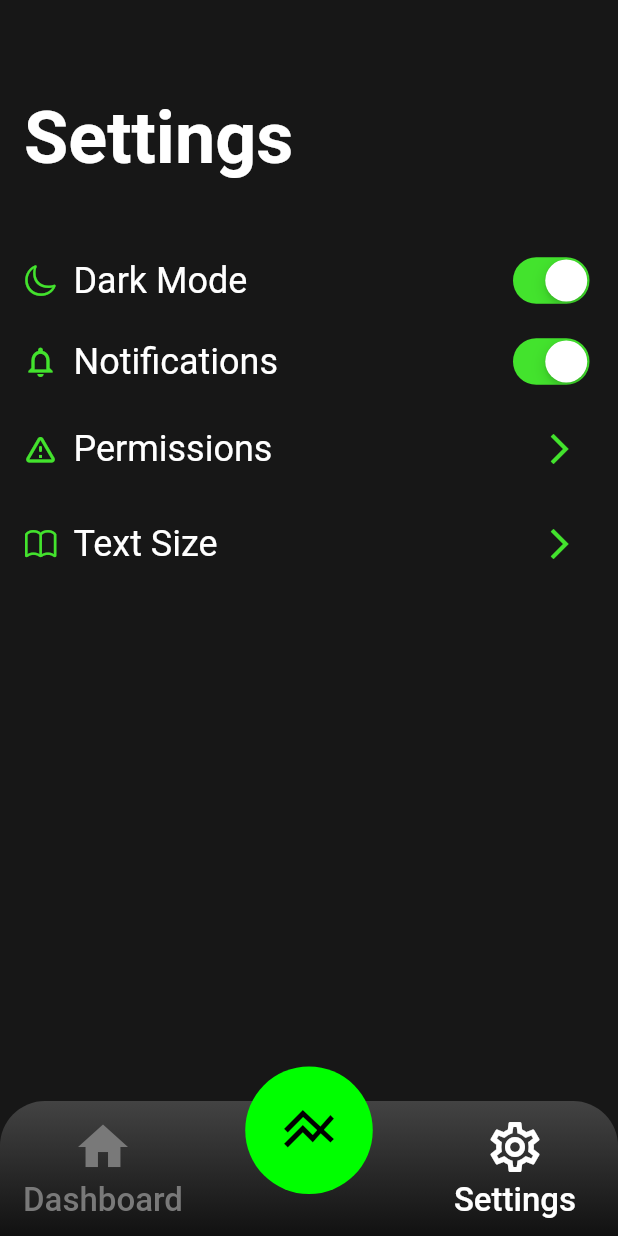
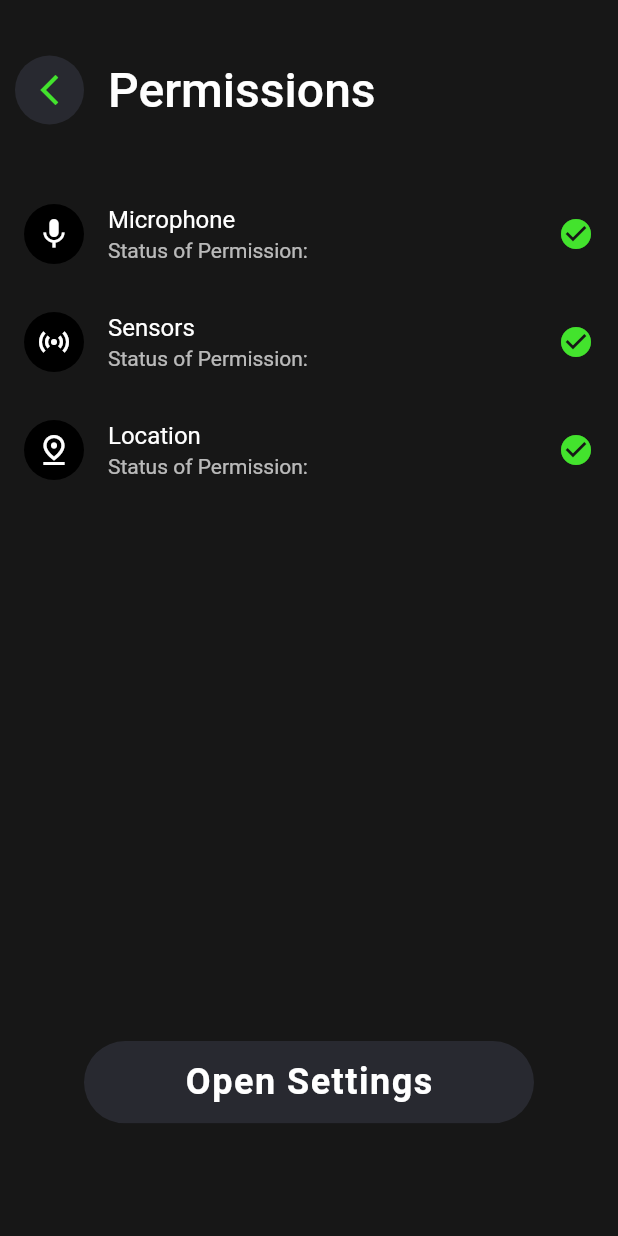
Before and after one commit to CSC4562-Evolabs/CSC4562-Project1, a Flutter app: the screen it shows after launch, item 3 of the bottom bar chosen, after a tap on the "arrow forward ios" icon, on a phone screen of 412 x 824 dp. Run offline on Flutter 3.47's test engine with Material 2 defaults, Android fonts, the phone set to English and light mode, and no system bars; drawn by our look-alikes of persistent_bottom_nav_bar_v2; our stand-ins replace fl_chart, flutter_svg, permission_handler, sensors_plus, syncfusion_flutter_charts, syncfusion_flutter_gauges; missing offline and left inert: environment_sensors.

Commit message:
UPDATE: Permissions
Fixed the Permissions to allow: microphone, sensors, and location data.

```diff
--- a/evolabs/lib/screens/dashboard.dart
+++ b/evolabs/lib/screens/dashboard.dart
@@ -3,7 +3,6 @@ import 'package:evolabs/utils/colors.dart';
 import 'package:flutter/material.dart';
 import 'package:flutter_svg/flutter_svg.dart';
 import 'package:evolabs/screens/sensors/accelerometer.dart';
-import '';
 
 class Dashboard extends StatefulWidget {
   const Dashboard({super.key});
@@ -97,7 +96,7 @@ class _DashboardState extends State<Dashboard> {
                               "Accelerometer",
                               style: TextStyle(
                                   color: primaryColor,
-                                  fontSize: 17,
+                                  fontSize: 16,
                                   fontWeight: FontWeight.w400),
                             ),
                             Padding(
--- a/evolabs/lib/screens/sensors/accelerometer.dart
+++ b/evolabs/lib/screens/sensors/accelerometer.dart
@@ -5,6 +5,7 @@ import 'package:evolabs/utils/colors.dart';
 import 'package:flutter/material.dart';
 import 'dart:async';
 import 'package:sensors_plus/sensors_plus.dart';
+import 'package:permission_handler/permission_handler.dart';
 
 class Accelerometer extends StatefulWidget {
   const Accelerometer({Key? key}) : super(key: key);
--- a/evolabs/lib/screens/settings.dart
+++ b/evolabs/lib/screens/settings.dart
@@ -1,4 +1,5 @@
 import 'package:evolabs/utils/colors.dart';
+import 'package:evolabs/utils/permissions.dart';
 import 'package:flutter/cupertino.dart';
 import 'package:flutter/material.dart';
 import 'package:cupertino_icons/cupertino_icons.dart';
@@ -44,7 +45,7 @@ class _SettingsState extends State<Settings> {
           children: [
             // DARK MODE SETTING
             Padding(
-              padding: const EdgeInsets.only(top: 7.5, bottom: 7.5),
+              padding: const EdgeInsets.only(top: 11.5, bottom: 11.5),
               child: Row(
                 children: [
                   const Icon(
@@ -77,7 +78,7 @@ class _SettingsState extends State<Settings> {
             ),
             // NOTIFICATIONS SETTING
             Padding(
-              padding: const EdgeInsets.only(top: 7.5, bottom: 7.5),
+              padding: const EdgeInsets.only(top: 11.5, bottom: 11.5),
               child: Row(
                 children: [
                   const Icon(
@@ -110,7 +111,7 @@ class _SettingsState extends State<Settings> {
             ),
             // PERMISSIONS SETTING
             Padding(
-              padding: const EdgeInsets.only(top: 7.5, bottom: 7.5),
+              padding: const EdgeInsets.only(top: 11.5, bottom: 11.5),
               child: Row(
                 children: [
                   const Icon(
@@ -130,7 +131,16 @@ class _SettingsState extends State<Settings> {
                   ),
                   const Spacer(),
                   IconButton(
-                    onPressed: () {},
+                    onPressed: () {
+                      Navigator.push(
+                        context,
+                        MaterialPageRoute(
+                          builder: (context) {
+                            return const Permissions();
+                          },
+                        ),
+                      );
+                    },
                     icon: const Icon(
                       Icons.arrow_forward_ios,
                       color: highlightColor2,
@@ -142,7 +152,7 @@ class _SettingsState extends State<Settings> {
             ),
             // TEXT SIZE SETTING
             Padding(
-              padding: const EdgeInsets.only(top: 7.5),
+              padding: const EdgeInsets.only(top: 11.5),
               child: Row(
                 children: [
                   const Icon(
--- /dev/null
+++ b/evolabs/lib/utils/permissions.dart
@@ -0,0 +1,178 @@
+import 'package:evolabs/screens/settings.dart';
+import 'package:evolabs/utils/colors.dart';
+import 'package:flutter/material.dart';
+import 'package:permission_handler/permission_handler.dart';
+
+class Permissions extends StatefulWidget {
+  const Permissions({super.key});
+
+  @override
+  State<Permissions> createState() => _PermissionsState();
+}
+
+class _PermissionsState extends State<Permissions> {
+  @override
+  Widget build(BuildContext context) {
+    return Scaffold(
+      backgroundColor: backgroundColor2,
+      appBar: AppBar(
+        elevation: 0,
+        toolbarHeight: 120,
+        backgroundColor: backgroundColor2,
+        leading: Padding(
+          padding: const EdgeInsets.only(left: 10),
+          child: Ink(
+            decoration: const ShapeDecoration(
+              color: backgroundColor,
+              shape: CircleBorder(),
+            ),
+            child: IconButton(
+              icon: const Icon(
+                Icons.arrow_back_ios_new,
+                color: highlightColor2,
+              ),
+              onPressed: () {
+                setState(() {
+                  Navigator.pop(context, MaterialPageRoute(builder: (context) {
+                    return const Settings();
+                  }));
+                });
+              },
+            ),
+          ),
+        ),
+        title: const Align(
+          alignment: Alignment.topLeft,
+          child: Text(
+            "Permissions",
+            style: TextStyle(
+              fontSize: 32,
+              fontWeight: FontWeight.w500,
+            ),
+          ),
+        ),
+      ),
+      body: Column(
+        children: [
+          // MICROPHONE PERMISSIONS
+          ListTile(
+            title: const Text("Microphone"),
+            subtitle: const Text("Status of Permission:"),
+            leading: const CircleAvatar(
+              child: Icon(Icons.mic),
+            ),
+            trailing: const Icon(
+              Icons.check_circle,
+              color: highlightColor2,
+            ),
+            onTap: () async {
+              PermissionStatus microphoneStatus =
+                  await Permission.microphone.request();
+              if (microphoneStatus == PermissionStatus.granted) {}
+              if (microphoneStatus == PermissionStatus.denied) {
+                ScaffoldMessenger.of(context).showSnackBar(
+                  const SnackBar(
+                    content: Text(
+                        "EvoLabs needs to access your microphone to detect vibrations."),
+                  ),
+                );
+              }
+              if (microphoneStatus == PermissionStatus.permanentlyDenied) {
+                openAppSettings();
+              }
+            },
+          ),
+          // SENSOR PERMISSIONS
+          ListTile(
+            title: const Text("Sensors"),
+            subtitle: const Text("Status of Permission:"),
+            leading: const CircleAvatar(
+              child: Icon(Icons.sensors),
+            ),
+            trailing: const Icon(
+              Icons.check_circle,
+              color: highlightColor2,
+            ),
+            onTap: () async {
+              PermissionStatus sensorStatus =
+                  await Permission.sensors.request();
+              if (sensorStatus == PermissionStatus.granted) {}
+              if (sensorStatus == PermissionStatus.denied) {
+                ScaffoldMessenger.of(context).showSnackBar(
+                  const SnackBar(
+                    content: Text(
+                        "EvoLabs needs to access your microphone to detect vibrations."),
+                  ),
+                );
+              }
+              if (sensorStatus == PermissionStatus.permanentlyDenied) {
+                openAppSettings();
+              }
+            },
+          ),
+          // LOCATION PERMISSIONS
+          ListTile(
+            title: const Text("Location"),
+            subtitle: const Text("Status of Permission:"),
+            leading: const CircleAvatar(
+              child: Icon(Icons.pin_drop_outlined),
+            ),
+            trailing: const Icon(
+              Icons.check_circle,
+              color: highlightColor2,
+            ),
+            onTap: () async {
+              PermissionStatus locationStatus =
+                  await Permission.locationWhenInUse.request();
+              if (locationStatus == PermissionStatus.granted) {}
+              if (locationStatus == PermissionStatus.denied) {
+                ScaffoldMessenger.of(context).showSnackBar(
+                  const SnackBar(
+                    content: Text(
+                      "EvoLabs needs to access your Locations Services to access GPS data.",
+                    ),
+                  ),
+                );
+              }
+              if (locationStatus == PermissionStatus.permanentlyDenied) {
+                openAppSettings();
+              }
+            },
+          ),
+          const Spacer(),
+          Padding(
+            padding: const EdgeInsets.only(bottom: 75),
+            child: Center(
+              child: ClipRRect(
+                borderRadius: BorderRadius.circular(30),
+                child: SizedBox(
+                  width: 300,
+                  height: 55,
+                  child: ElevatedButton(
+                    style: ElevatedButton.styleFrom(
+                      backgroundColor: backgroundColor,
+                    ),
+                    onPressed: (requestPermissionWithOpenSettings),
+                    child: const Text(
+                      "Open Settings",
+                      style: TextStyle(
+                        fontSize: 24,
+                        fontWeight: FontWeight.w600,
+                        letterSpacing: 1,
+                        color: primaryColor,
+                      ),
+                    ),
+                  ),
+                ),
+              ),
+            ),
+          ),
+        ],
+      ),
+    );
+  }
+}
+
+void requestPermissionWithOpenSettings() async {
+  openAppSettings();
+}
--- a/evolabs/pubspec.yaml
+++ b/evolabs/pubspec.yaml
@@ -11,6 +11,7 @@ environment:
 dependencies:
   # navbar
   persistent_bottom_nav_bar_v2: ^4.2.6
+  # utils
   flutter_svg: ^2.0.0+1
   # sensors
   sensors_plus: ^2.0.1
@@ -21,6 +22,7 @@ dependencies:
   syncfusion_flutter_gauges: ^20.4.48
   # permissions
   permission_handler: ^10.2.0
+  geolocator: ^9.0.2
 
   flutter:
     sdk: flutter
```
Also changed, not shown: evolabs/pubspec.lock, 13 other files.
